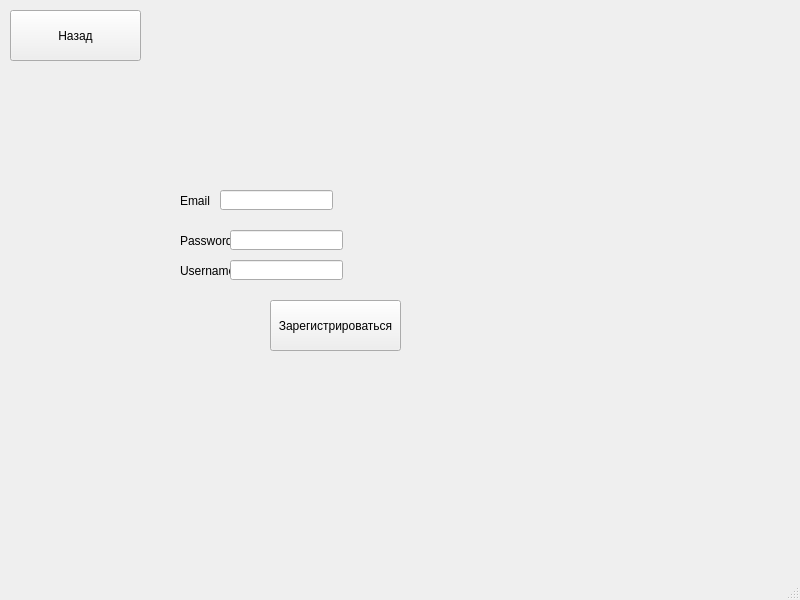
First picture: the form in data/ui_files/registration_screen.ui, repository Gelzy788/DnD-Helper, before the edit.
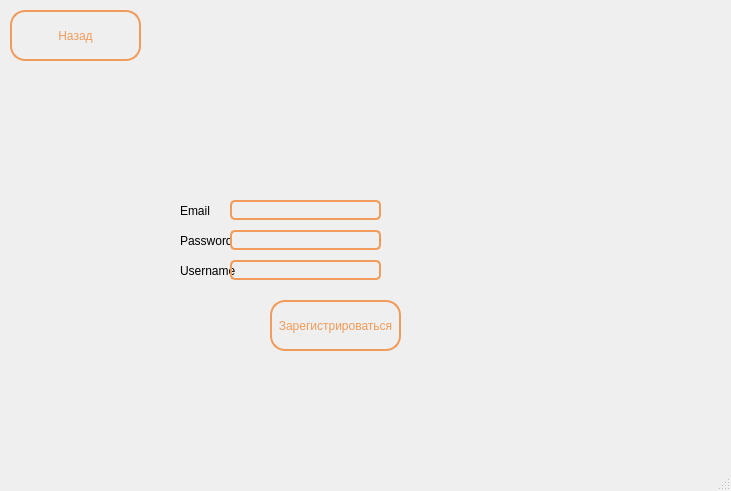
Second picture: the form after the edit. Icons and pictures are not drawn.

```diff
--- a/data/ui_files/registration_screen.ui
+++ b/data/ui_files/registration_screen.ui
@@ -6,8 +6,8 @@
    <rect>
     <x>0</x>
     <y>0</y>
-    <width>800</width>
-    <height>600</height>
+    <width>731</width>
+    <height>491</height>
    </rect>
   </property>
   <property name="windowTitle">
@@ -18,7 +18,7 @@
     <property name="geometry">
      <rect>
       <x>180</x>
-      <y>190</y>
+      <y>200</y>
       <width>61</width>
       <height>21</height>
      </rect>
@@ -56,32 +56,50 @@
    <widget class="QLineEdit" name="email_le">
     <property name="geometry">
      <rect>
-      <x>220</x>
-      <y>190</y>
-      <width>113</width>
+      <x>230</x>
+      <y>200</y>
+      <width>151</width>
       <height>20</height>
      </rect>
     </property>
+    <property name="styleSheet">
+     <string notr="true">    background-color: transparent; /* Делаем фон прозрачным */
+    border: 2px solid rgb(240, 155, 89);  /* Цвет границы */
+    border-radius: 5px; /* Закругление углов (по желанию) */
+</string>
+    </property>
    </widget>
    <widget class="QLineEdit" name="password_le">
     <property name="geometry">
      <rect>
       <x>230</x>
       <y>230</y>
-      <width>113</width>
+      <width>151</width>
       <height>20</height>
      </rect>
     </property>
+    <property name="styleSheet">
+     <string notr="true">    background-color: transparent; /* Делаем фон прозрачным */
+    border: 2px solid rgb(240, 155, 89);  /* Цвет границы */
+    border-radius: 5px; /* Закругление углов (по желанию) */
+</string>
+    </property>
    </widget>
    <widget class="QLineEdit" name="username_le">
     <property name="geometry">
      <rect>
       <x>230</x>
       <y>260</y>
-      <width>113</width>
+      <width>151</width>
       <height>20</height>
      </rect>
     </property>
+    <property name="styleSheet">
+     <string notr="true">    background-color: transparent; /* Делаем фон прозрачным */
+    border: 2px solid rgb(240, 155, 89);  /* Цвет границы */
+    border-radius: 5px; /* Закругление углов (по желанию) */
+</string>
+    </property>
    </widget>
    <widget class="QPushButton" name="to_main_btn">
     <property name="geometry">
@@ -92,6 +110,25 @@
       <height>51</height>
      </rect>
     </property>
+    <property name="styleSheet">
+     <string notr="true">/* border-color: rgb(142, 74, 25);
+border: 2px solid rgb(142, 74, 25); */
+/* background-color: rgb(142, 74, 25); */
+
+QPushButton {
+	color: rgb(240, 155, 89);
+    background-color: transparent; /* Делаем фон прозрачным */
+    border: 2px solid rgb(240, 155, 89);  /* Цвет границы */
+    border-radius: 15px; /* Закругление углов (по желанию) */
+    padding: 5px; /* Отступы (по желанию) */
+	/* border-image: linear-gradient(to right, red, yellow) 5; */
+}
+
+QPushButton:hover {
+    background-color: rgba(54, 21, 8, 0.5); 
+} 
+</string>
+    </property>
     <property name="text">
      <string>Назад</string>
     </property>
@@ -105,6 +142,25 @@
       <height>51</height>
      </rect>
     </property>
+    <property name="styleSheet">
+     <string notr="true">/* border-color: rgb(142, 74, 25);
+border: 2px solid rgb(142, 74, 25); */
+/* background-color: rgb(142, 74, 25); */
+
+QPushButton {
+	color: rgb(240, 155, 89);
+    background-color: transparent; /* Делаем фон прозрачным */
+    border: 2px solid rgb(240, 155, 89);  /* Цвет границы */
+    border-radius: 15px; /* Закругление углов (по желанию) */
+    padding: 5px; /* Отступы (по желанию) */
+	/* border-image: linear-gradient(to right, red, yellow) 5; */
+}
+
+QPushButton:hover {
+    background-color: rgba(54, 21, 8, 0.5); 
+} 
+</string>
+    </property>
     <property name="text">
      <string>Зарегистрироваться</string>
     </property>
@@ -122,6 +178,31 @@
      <string/>
     </property>
    </widget>
+   <widget class="QWidget" name="widget" native="true">
+    <property name="geometry">
+     <rect>
+      <x>0</x>
+      <y>-30</y>
+      <width>741</width>
+      <height>531</height>
+     </rect>
+    </property>
+    <property name="styleSheet">
+     <string notr="true">background-image: url('data/textures/background.jpg');
+background-repeat: no-repeat; 
+background-position: center;</string>
+    </property>
+   </widget>
+   <zorder>widget</zorder>
+   <zorder>label</zorder>
+   <zorder>label_2</zorder>
+   <zorder>label_3</zorder>
+   <zorder>email_le</zorder>
+   <zorder>password_le</zorder>
+   <zorder>username_le</zorder>
+   <zorder>to_main_btn</zorder>
+   <zorder>reg_btn</zorder>
+   <zorder>reg_res</zorder>
   </widget>
   <widget class="QMenuBar" name="menubar">
    <property name="geometry">
```
Left out of the diff: 2 changed lines with no effect on the pictures.
